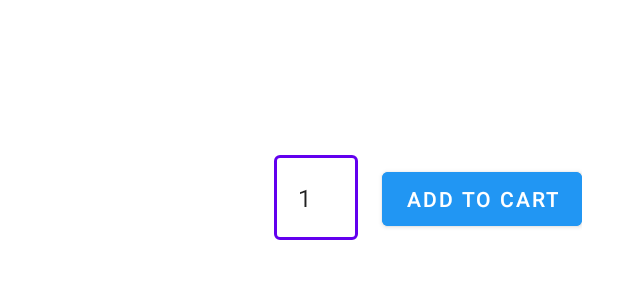
After one commit to biagiolicari/FudBox, an Android app: the layout item_menu.xml on its own in the app's theme, with its tools: preview values and no code run, on a phone screen of 412 x 824 dp. The commit adds this screen. Shown: the top 300 px of the screen. Run offline under Robolectric (Android 15) with nearby library versions, the phone set to English and light mode, and no system bars.

Commit message:
Fixed some errors, added view and layout to show menu on click of restaurant

```diff
--- a/app/src/main/java/com/andorid/fudbox/view/mainscreen/MainScreenActivity.java
+++ b/app/src/main/java/com/andorid/fudbox/view/mainscreen/MainScreenActivity.java
@@ -1,7 +1,9 @@
 package com.andorid.fudbox.view.mainscreen;
 
+import android.app.FragmentManager;
 import android.content.Intent;
 import android.os.Bundle;
+import android.util.Log;
 
 import androidx.appcompat.app.AppCompatActivity;
 import androidx.navigation.NavController;
@@ -66,4 +68,5 @@ public class MainScreenActivity extends AppCompatActivity {
         args.putDouble("longitude", latLng.longitude);   // Replace with actual longitude
         navController.navigate(R.id.nav_home, args);
     }
+
 }
--- /dev/null
+++ b/app/src/main/res/drawable/rounded_corners_background.xml
@@ -0,0 +1,5 @@
+<?xml version="1.0" encoding="utf-8"?>
+<shape xmlns:android="http://schemas.android.com/apk/res/android">
+    <solid android:color="@android:color/white" /> <!-- Background color -->
+    <corners android:radius="8dp" /> <!-- Corner radius (adjust as needed) -->
+</shape>
--- /dev/null
+++ b/app/src/main/res/layout/fragment_dish.xml
@@ -0,0 +1,6 @@
+<?xml version="1.0" encoding="utf-8"?>
+<androidx.constraintlayout.widget.ConstraintLayout xmlns:android="http://schemas.android.com/apk/res/android"
+    android:layout_width="match_parent"
+    android:layout_height="match_parent">
+
+</androidx.constraintlayout.widget.ConstraintLayout>
--- /dev/null
+++ b/app/src/main/res/layout/item_menu.xml
@@ -0,0 +1,68 @@
+<LinearLayout
+    xmlns:android="http://schemas.android.com/apk/res/android"
+    android:layout_width="match_parent"
+    android:layout_height="wrap_content"
+    android:orientation="vertical"
+    android:padding="16dp"
+    android:background="?android:attr/selectableItemBackground">
+
+    <TextView
+        android:id="@+id/itemNameTextView"
+        android:layout_width="match_parent"
+        android:layout_height="wrap_content"
+        android:textSize="20sp"
+        android:textColor="?android:attr/textColorPrimary"
+        android:textStyle="bold"
+        />
+
+    <TextView
+        android:id="@+id/itemDescriptionTextView"
+        android:layout_width="match_parent"
+        android:layout_height="wrap_content"
+        android:textSize="16sp"
+        android:textColor="?android:attr/textColorSecondary"
+        />
+
+    <TextView
+        android:id="@+id/itemPriceTextView"
+        android:layout_width="match_parent"
+        android:layout_height="wrap_content"
+        android:textSize="18sp"
+        android:textStyle="bold"
+        android:textColor="?android:attr/textColorPrimary"
+        />
+
+    <LinearLayout
+        android:layout_width="match_parent"
+        android:layout_height="wrap_content"
+        android:layout_marginTop="8dp"
+        android:layout_marginEnd="8dp"
+        android:gravity="right"
+        android:orientation="horizontal">
+
+        <com.google.android.material.textfield.TextInputLayout
+            android:id="@+id/quantityTextInputLayout"
+            style="@style/Widget.MaterialComponents.TextInputLayout.OutlinedBox"
+            android:layout_width="wrap_content"
+            android:layout_height="wrap_content"
+            android:layout_marginEnd="16dp">
+
+            <com.google.android.material.textfield.TextInputEditText
+                android:id="@+id/quantityEditText"
+                android:layout_width="wrap_content"
+                android:layout_height="wrap_content"
+                android:importantForAccessibility="yes"
+                android:inputType="number"
+                android:text="1" />
+
+        </com.google.android.material.textfield.TextInputLayout>
+
+        <Button
+            android:id="@+id/addToCartButton"
+            android:layout_width="wrap_content"
+            android:layout_height="wrap_content"
+            android:backgroundTint="@color/colorPrimary"
+            android:text="@string/add_to_cart" />
+    </LinearLayout>
+
+</LinearLayout>
--- a/app/src/main/res/values/colors.xml
+++ b/app/src/main/res/values/colors.xml
@@ -8,4 +8,5 @@
     <color name="black">#FF000000</color>
     <color name="white">#FFFFFFFF</color>
     <color name="grey">#888888</color>
+    <color name="colorPrimary">#2196F3</color>
 </resources>
--- /dev/null
+++ b/app/src/main/res/values/menu.xml
@@ -0,0 +1,6 @@
+<?xml version="1.0" encoding="utf-8"?>
+<resources>
+    <string name="add_to_cart">Add to Cart</string>
+    <string name="price">Price: </string>
+    <string name="menu">Menu</string>
+</resources>
```
Also changed, not shown: app/build.gradle (+7 -0 lines), app/src/main/java/com/andorid/fudbox/model/Order.java (+12 -10 lines), app/src/main/java/com/andorid/fudbox/view/mainscreen/home/HomeFragment.java (+35 -2 lines), app/src/main/java/com/andorid/fudbox/view/mainscreen/home/RestaurantSearchResultAdapter.java (+14 -1 lines), app/src/main/java/com/andorid/fudbox/view/mainscreen/home/menu/MenuAdapter.java (added, +68 -0 lines), app/src/main/java/com/andorid/fudbox/view/mainscreen/home/menu/MenuFragment.java (added, +71 -0 lines), app/src/main/res/layout/fragment_menu.xml (added, +34 -0 lines), app/src/main/res/navigation/home_nav_graph.xml (+7 -0 lines), app/src/main/res/drawable/add_to_order.png (added), 3 other files.
